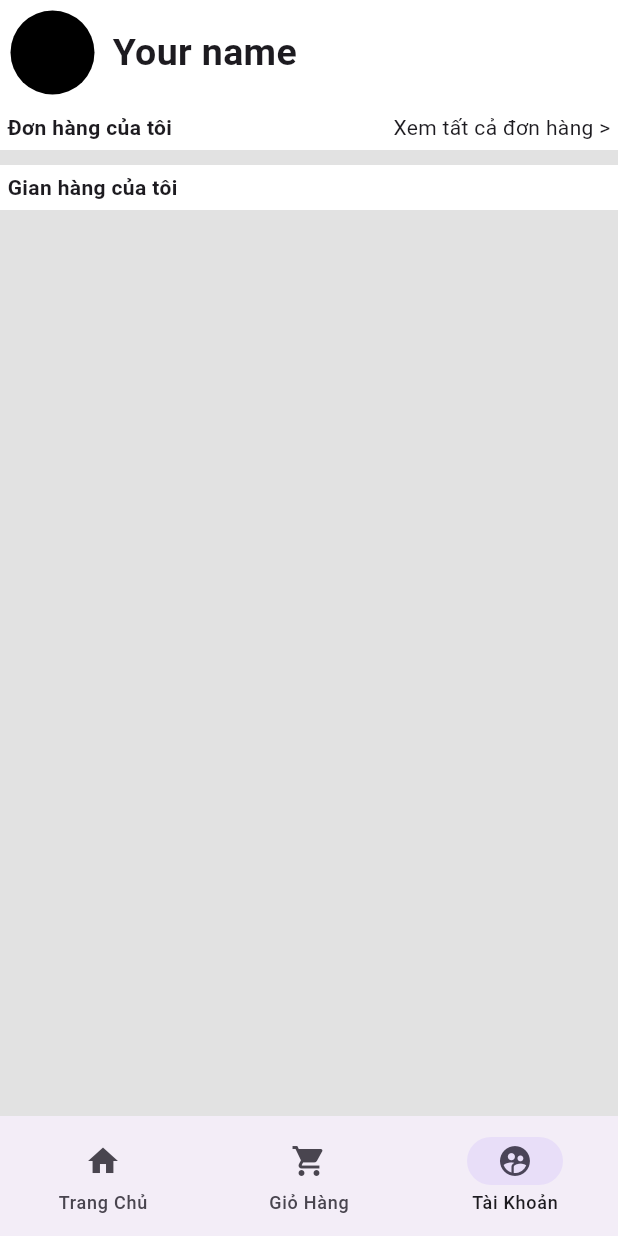
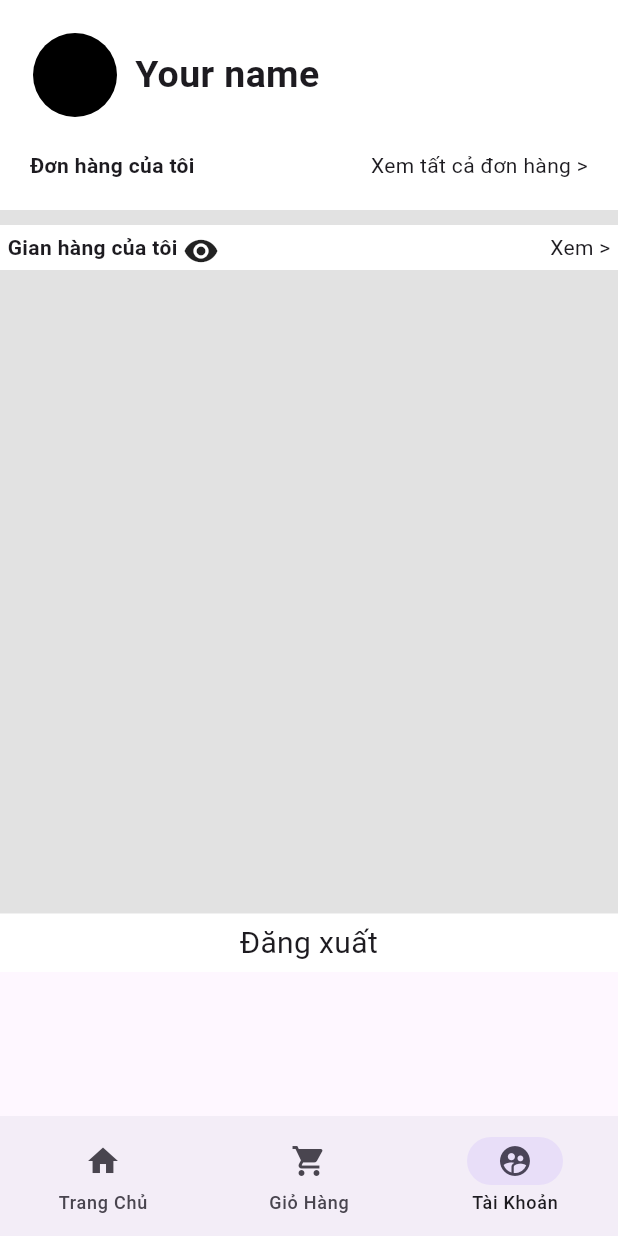
Before and after one commit to 23-24Sem2-Courses/ct48402-project-W3ik4ng, a Flutter app: the Home screen opened directly, item 3 of the bottom bar chosen, on a phone screen of 412 x 824 dp. Run offline on Flutter 3.47's test engine with Material 3 defaults, Android fonts, the phone set to English and light mode, and no system bars; our stand-ins replace flutter_dotenv, shared_preferences; accounts and stored records are empty; network calls fail.

Commit message:
fix cart

```diff
--- a/lib/ui/cart/cart_item_card.dart
+++ b/lib/ui/cart/cart_item_card.dart
@@ -110,7 +110,7 @@ class _ItemInfoCardState extends State<ItemInfoCard> {
                   Text(
                     widget.cartItem.title,
                     style: TextStyle(
-                      fontSize: 22,
+                      fontSize: 15,
                     ),
                   ),
                   SizedBox(height: 8),
--- a/lib/ui/cart/cart_screen.dart
+++ b/lib/ui/cart/cart_screen.dart
@@ -52,7 +52,7 @@ class _CartScreenState extends State<CartScreen> {
                   height: 10,
                 ),
                 Container(
-                  height: 120,
+                  height: 500,
                   child: CartItemList(cart),
                 )
               ],
--- a/lib/ui/users/user_screen.dart
+++ b/lib/ui/users/user_screen.dart
@@ -1,4 +1,6 @@
 import 'package:flutter/material.dart';
+import 'package:provider/provider.dart';
+import '../auth/auth_manager.dart';
 
 class UserScreen extends StatelessWidget {
   const UserScreen({super.key});
@@ -10,10 +12,11 @@ class UserScreen extends StatelessWidget {
       child: Container(
         color: Colors.white70,
         child: Column(
+          mainAxisSize: MainAxisSize.min,
           children: <Widget>[
             Container(
               color: Colors.white,
-              padding: EdgeInsets.all(5),
+              padding: EdgeInsets.all(20),
               child: Column(
                 children: <Widget>[
                   const Row(
@@ -34,8 +37,10 @@ class UserScreen extends StatelessWidget {
                       )
                     ],
                   ),
-                  const SizedBox(height: 10),
+                  const SizedBox(height: 20),
                   Row(
+                    mainAxisSize: MainAxisSize.max,
+
                     mainAxisAlignment: MainAxisAlignment.spaceBetween,
                     children: <Widget>[
                       const Text(
@@ -59,18 +64,49 @@ class UserScreen extends StatelessWidget {
               width: double.infinity,
               height: 30,
               padding: const EdgeInsets.all(5),
+
               child: GestureDetector(
-                child: const Text(
-                  'Gian hàng của tôi',
-                  style: TextStyle(fontWeight: FontWeight.bold),
+                child: Row(
+                    children: [ Text(
+                      'Gian hàng của tôi ',
+                      style: TextStyle(fontWeight: FontWeight.bold),
+                      textAlign: TextAlign.start,
+                    ),
+                      Icon(Icons.remove_red_eye),
+                      Spacer(),
+                      Text(
+                        'Xem >',
+                        textAlign: TextAlign.end,
+                      ),
+                    ]
                 ),
                 onTap: () {
                   Navigator.pushNamed(context, '/user-products');
                 },
               ),
-            )
+            ),
+            const SizedBox(height: 429,),
+
+
+            Container(
+              color: Colors.white,
+              padding: EdgeInsets.all(5),
+              width: double.infinity,
+              child: GestureDetector(
+                child: Text('Đăng xuất',
+                  style: TextStyle(fontSize: 20),
+                  textAlign: TextAlign.center,
+                ),
+                onTap: () {
+                  Navigator.of(context).pushNamed('/');
+                  context.read<AuthManager>().logout();
+                },
+              ),
+            ),
+
           ],
         ),
+
       ),
     );
   }
```
Also changed, not shown: pubspec.lock.
